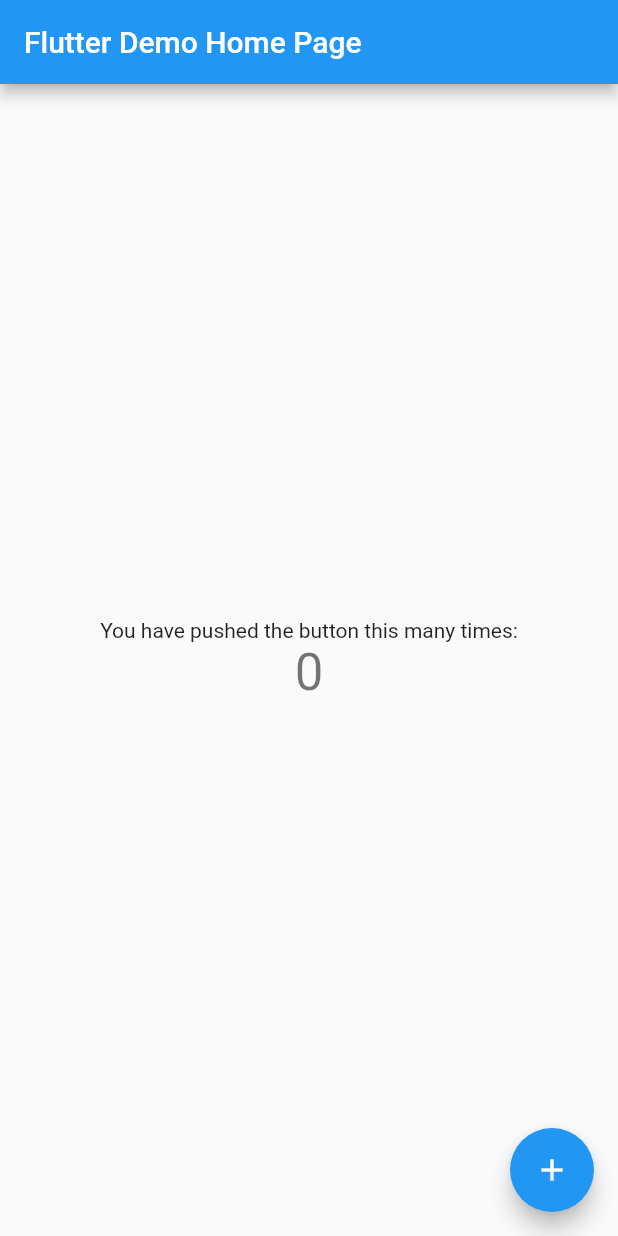
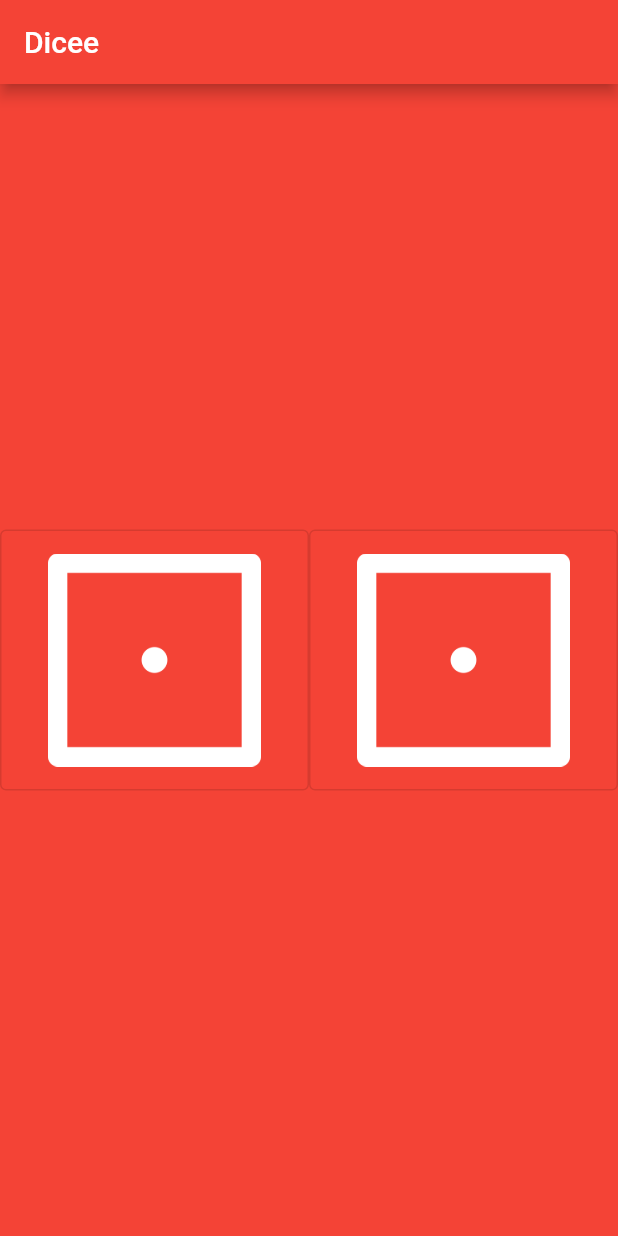
Before and after one commit to ipfans/flutter-bootcamp-with-dart-2021, a Flutter app: the screen it shows after launch, on a phone screen of 412 x 824 dp. Run offline on Flutter 3.47's test engine with Material 2 defaults, Android fonts, the light colour scheme and no system bars.

Commit message:
Finish Dicee

```diff
--- a/dicee/lib/main.dart
+++ b/dicee/lib/main.dart
@@ -1,3 +1,5 @@
+import 'dart:math';
+
 import 'package:flutter/material.dart';
 
 void main() {
@@ -11,105 +13,62 @@
   @override
   Widget build(BuildContext context) {
     return MaterialApp(
-      title: 'Flutter Demo',
-      theme: ThemeData(
-        // This is the theme of your application.
-        //
-        // Try running your application with "flutter run". You'll see the
-        // application has a blue toolbar. Then, without quitting the app, try
-        // changing the primarySwatch below to Colors.green and then invoke
-        // "hot reload" (press "r" in the console where you ran "flutter run",
-        // or simply save your changes to "hot reload" in a Flutter IDE).
-        // Notice that the counter didn't reset back to zero; the application
-        // is not restarted.
-        primarySwatch: Colors.blue,
+      home: Scaffold(
+        backgroundColor: Colors.red,
+        appBar: AppBar(
+          title: const Text('Dicee'),
+          backgroundColor: Colors.red,
+        ),
+        body: DicePage(),
       ),
-      home: const MyHomePage(title: 'Flutter Demo Home Page'),
     );
   }
 }
 
-class MyHomePage extends StatefulWidget {
-  const MyHomePage({Key? key, required this.title}) : super(key: key);
-
-  // This widget is the home page of your application. It is stateful, meaning
-  // that it has a State object (defined below) that contains fields that affect
-  // how it looks.
-
-  // This class is the configuration for the state. It holds the values (in this
-  // case the title) provided by the parent (in this case the App widget) and
-  // used by the build method of the State. Fields in a Widget subclass are
-  // always marked "final".
-
-  final String title;
+class DicePage extends StatefulWidget {
+  const DicePage({Key? key}) : super(key: key);
 
   @override
-  State<MyHomePage> createState() => _MyHomePageState();
+  State<DicePage> createState() => _DicePageState();
 }
 
-class _MyHomePageState extends State<MyHomePage> {
-  int _counter = 0;
-
-  void _incrementCounter() {
-    setState(() {
-      // This call to setState tells the Flutter framework that something has
-      // changed in this State, which causes it to rerun the build method below
-      // so that the display can reflect the updated values. If we changed
-      // _counter without calling setState(), then the build method would not be
-      // called again, and so nothing would appear to happen.
-      _counter++;
-    });
-  }
+class _DicePageState extends State<DicePage> {
+  var leftDiceNumber = 1;
+  var rightDiceNumber = 1;
 
   @override
   Widget build(BuildContext context) {
-    // This method is rerun every time setState is called, for instance as done
-    // by the _incrementCounter method above.
-    //
-    // The Flutter framework has been optimized to make rerunning build methods
-    // fast, so that you can just rebuild anything that needs updating rather
-    // than having to individually change instances of widgets.
-    return Scaffold(
-      appBar: AppBar(
-        // Here we take the value from the MyHomePage object that was created by
-        // the App.build method, and use it to set our appbar title.
-        title: Text(widget.title),
+    return Center(
+      child: Row(
+        children: [
+          Expanded(
+            child: OutlinedButton(
+              onPressed: () => {
+                setState(() {
+                  leftDiceNumber = Random().nextInt(6) + 1;
+                })
+              },
+              child: Padding(
+                padding: const EdgeInsets.all(16.0),
+                child: Image.asset('assets/images/dice$leftDiceNumber.png'),
+              ),
+            ),
+          ),
+          Expanded(
+            child: OutlinedButton(
+              onPressed: () => {
+                setState(() {
+                  rightDiceNumber = Random().nextInt(6) + 1;
+                })
+              },
+              child: Padding(
+                padding: const EdgeInsets.all(16.0),
+                child: Image.asset('assets/images/dice$rightDiceNumber.png'),
+              ),
+            ),
+          ),
+        ],
       ),
-      body: Center(
-        // Center is a layout widget. It takes a single child and positions it
-        // in the middle of the parent.
-        child: Column(
-          // Column is also a layout widget. It takes a list of children and
-          // arranges them vertically. By default, it sizes itself to fit its
-          // children horizontally, and tries to be as tall as its parent.
-          //
-          // Invoke "debug painting" (press "p" in the console, choose the
-          // "Toggle Debug Paint" action from the Flutter Inspector in Android
-          // Studio, or the "Toggle Debug Paint" command in Visual Studio Code)
-          // to see the wireframe for each widget.
-          //
-          // Column has various properties to control how it sizes itself and
-          // how it positions its children. Here we use mainAxisAlignment to
-          // center the children vertically; the main axis here is the vertical
-          // axis because Columns are vertical (the cross axis would be
-          // horizontal).
-          mainAxisAlignment: MainAxisAlignment.center,
-          children: <Widget>[
-            const Text(
-              'You have pushed the button this many times:',
-            ),
-            Text(
-              '$_counter',
-              style: Theme.of(context).textTheme.headline4,
-            ),
-          ],
-        ),
-      ),
-      floatingActionButton: FloatingActionButton(
-        onPressed: _incrementCounter,
-        tooltip: 'Increment',
-        child: const Icon(Icons.add),
-      ), // This trailing comma makes auto-formatting nicer for build methods.
     );
   }
 }
```
Also changed, not shown: dicee/pubspec.yaml (+8 -6 lines), dicee/assets/images/dice1.png (added), dicee/assets/images/dice2.png (added), dicee/assets/images/dice3.png (added), dicee/assets/images/dice4.png (added), dicee/assets/images/dice5.png (added), dicee/assets/images/dice6.png (added).
